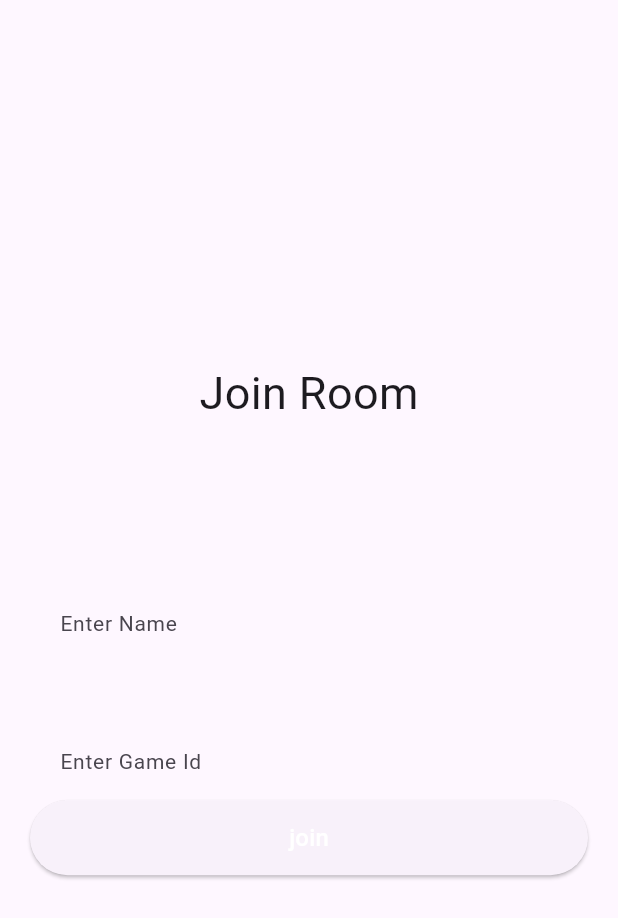
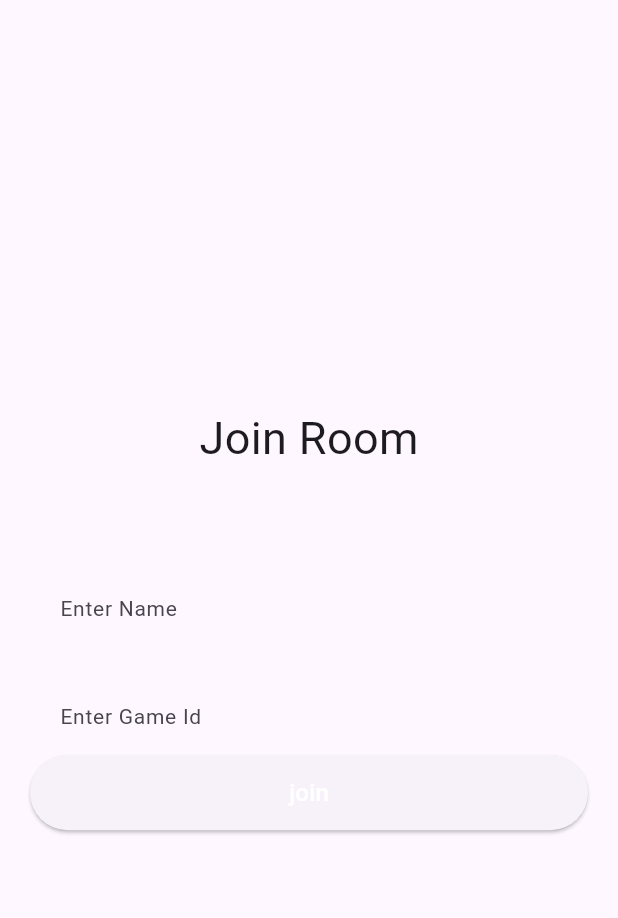
Before and after one commit to Divyanshu-yadav-18/type-racer, a Flutter app: the screen it shows after launch, after a tap on "Join", on a phone screen of 412 x 824 dp. Shown: the top 918 px of the screen. Run offline on Flutter 3.47's test engine with Material 3 defaults, Android fonts, the phone set to English and light mode, and no system bars; our stand-ins replace socket_io_client; network calls fail.

Commit message:
bug fixing

```diff
--- a/lib/Pages/create_room_screan.dart
+++ b/lib/Pages/create_room_screan.dart
@@ -51,9 +51,6 @@ class _CreateRoomScreamState extends State<CreateRoomScrean> {
                 SizedBox(
                   height: size.height * 0.08,
                 ),
-                const SizedBox(
-                  height: 40,
-                ),
                 CustomTextField(
                   controller: _nameController,
                   hintText: 'Enter Name',
--- a/lib/Pages/home_page.dart
+++ b/lib/Pages/home_page.dart
@@ -7,13 +7,13 @@ class MyHomePage extends StatelessWidget {
   @override
   Widget build(BuildContext context) {
     final size = MediaQuery.of(context).size;
+
     return Scaffold(
       body: Center(
         child: ConstrainedBox(
           constraints: const BoxConstraints(
             maxWidth: 600,
           ),
-          child: Center(
           child: Column(
             mainAxisAlignment: MainAxisAlignment.center,
             children: [
@@ -49,7 +49,6 @@ class MyHomePage extends StatelessWidget {
           ),
         ),
       ),
-      ),
     );
   }
 }
--- a/lib/Pages/join_room_screen.dart
+++ b/lib/Pages/join_room_screen.dart
@@ -11,8 +11,8 @@ class JoinRoomScreen extends StatefulWidget {
 }
 
 class _JoinRoomScreenState extends State<JoinRoomScreen> {
-  final TextEditingController _nameController = TextEditingController();
-  final TextEditingController _gameIdController = TextEditingController();
+  final _nameController = TextEditingController();
+  final _gameIdController = TextEditingController();
   final SocketMethods _socketMethods = SocketMethods();
 
   @override
@@ -32,6 +32,7 @@ class _JoinRoomScreenState extends State<JoinRoomScreen> {
   @override
   Widget build(BuildContext context) {
     final size = MediaQuery.of(context).size;
+
     return Scaffold(
       body: Center(
         child: ConstrainedBox(
@@ -48,20 +49,19 @@ class _JoinRoomScreenState extends State<JoinRoomScreen> {
               children: [
                 const Text(
                   'Join Room',
-                  style: TextStyle(fontSize: 30),
+                  style: TextStyle(
+                    fontSize: 30,
+                  ),
                 ),
                 SizedBox(
                   height: size.height * 0.08,
-                ),
-                const SizedBox(
-                  height: 40,
                 ),
                 CustomTextField(
                   controller: _nameController,
                   hintText: 'Enter Name',
                 ),
                 const SizedBox(
-                  height: 40,
+                  height: 20,
                 ),
                 CustomTextField(
                   controller: _gameIdController,
--- a/lib/main.dart
+++ b/lib/main.dart
@@ -27,9 +27,9 @@ class MyApp extends StatelessWidget {
       ],
       child: MaterialApp(
         debugShowCheckedModeBanner: false,
+        title: "Tyracer",
         theme: ThemeData(
-          colorScheme: ColorScheme.fromSeed(seedColor: Colors.deepPurple),
-          useMaterial3: true,
+          primarySwatch: Colors.blue,
         ),
         initialRoute: '/',
         routes: {
--- a/lib/utils/socket_methods.dart
+++ b/lib/utils/socket_methods.dart
@@ -52,12 +52,12 @@ class SocketMethods {
     });
   }
 
-  startTimer(playerId, gameId) {
+  startTimer(playerId, gameID) {
     _socketClient.emit(
       'timer',
       {
         'playerId': playerId,
-        'gameID': gameId,
+        'gameID': gameID,
       },
     );
   }
--- a/lib/widgets/custom_button.dart
+++ b/lib/widgets/custom_button.dart
@@ -13,13 +13,16 @@ class CustomButton extends StatelessWidget {
   @override
   Widget build(BuildContext context) {
     final width = MediaQuery.of(context).size.width;
+
     return ElevatedButton(
       onPressed: () {
-        print("Button Pressed: $text");
         onTap();
       },
       style: ElevatedButton.styleFrom(
-        minimumSize: Size(!isHome ? width : width / 5, 50),
+        minimumSize: Size(
+          !isHome ? width : width / 5,
+          50,
+        ),
       ),
       child: Text(
         text,
--- a/lib/widgets/custom_text_field.dart
+++ b/lib/widgets/custom_text_field.dart
@@ -31,7 +31,10 @@ class CustomTextField extends StatelessWidget {
           0xffF5F5FA,
         ),
         hintText: hintText,
-        hintStyle: const TextStyle(fontSize: 14, fontWeight: FontWeight.w400),
+        hintStyle: const TextStyle(
+          fontSize: 14,
+          fontWeight: FontWeight.w400,
+        ),
       ),
     );
   }
```
Also changed, not shown: lib/Pages/game_screen.dart (+10 -5 lines), lib/providers/client_state_provider.dart (+6 -4 lines), 5 other files. Lines whose indentation alone changed are shown as unchanged.
